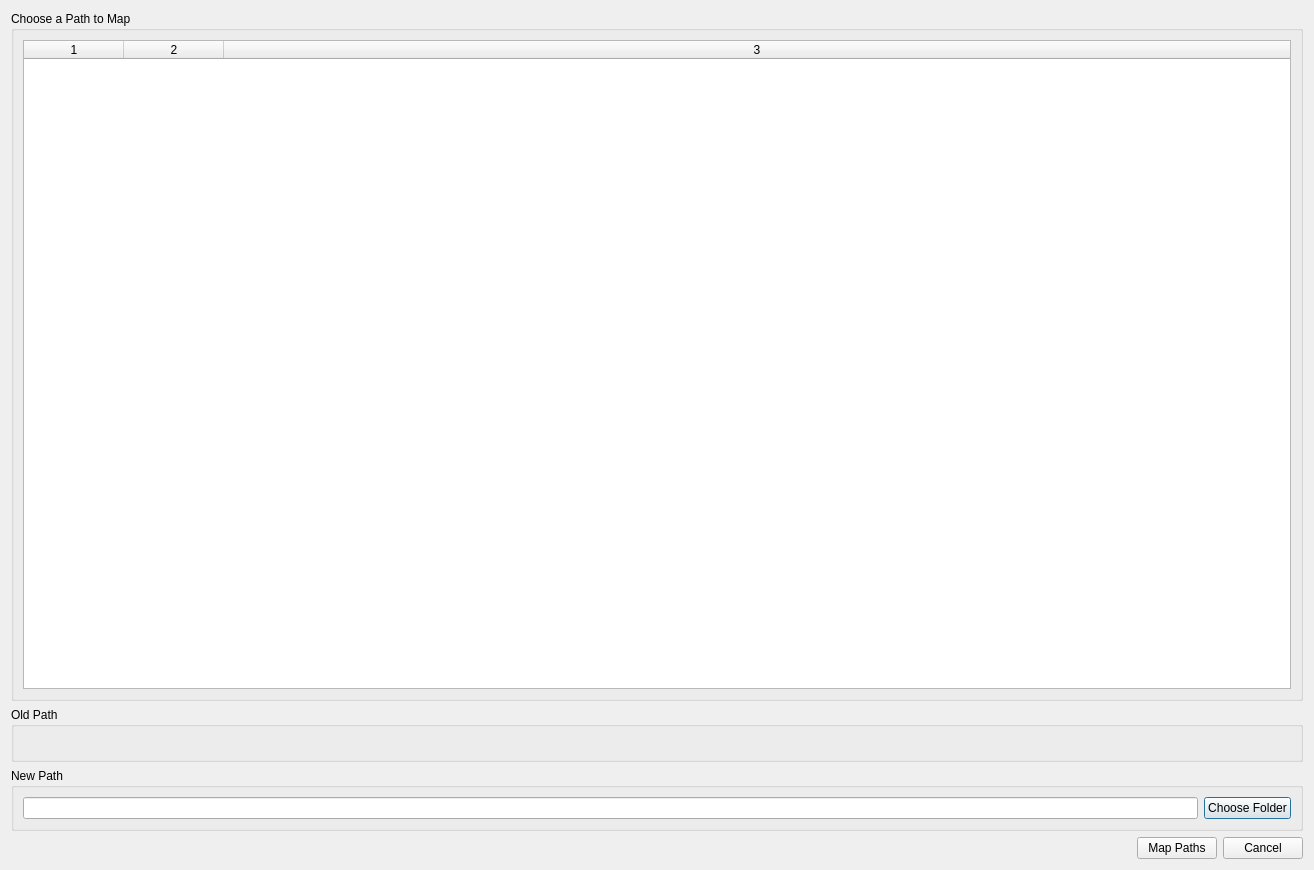
elansegarra/ArDa, file lib/ArDa/layouts/layout_filepath_debug_dialog.ui: the form before one commit.
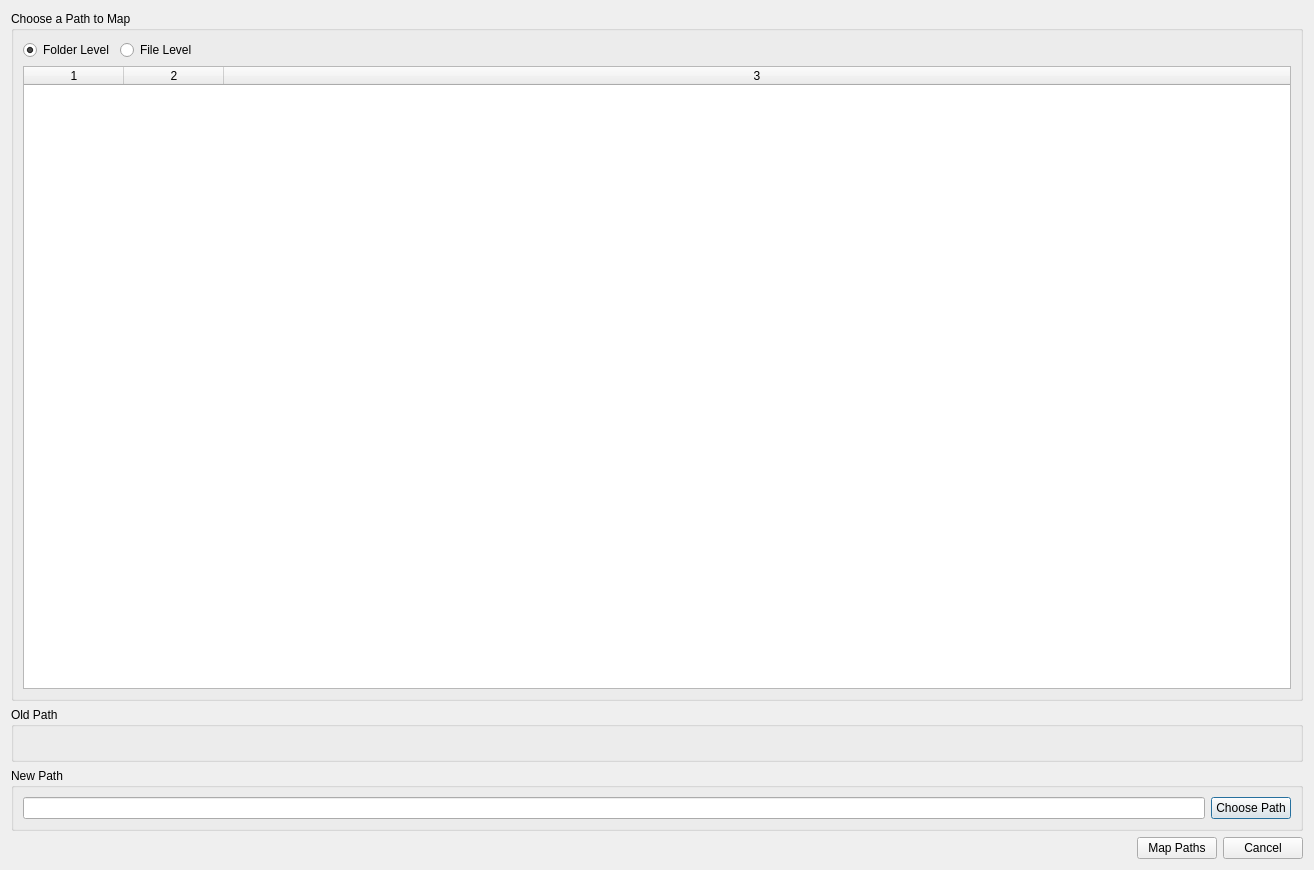
The form after the commit.

Commit message: Added ability to debug and map individual file paths

```diff
--- a/lib/ArDa/layouts/layout_filepath_debug_dialog.ui
+++ b/lib/ArDa/layouts/layout_filepath_debug_dialog.ui
@@ -20,6 +20,43 @@
       <string>Choose a Path to Map</string>
      </property>
      <layout class="QVBoxLayout" name="verticalLayout_2">
+      <item>
+       <layout class="QHBoxLayout" name="horizontalLayout_3">
+        <item>
+         <widget class="QRadioButton" name="radioButton_LevelFolder">
+          <property name="text">
+           <string>Folder Level</string>
+          </property>
+          <property name="checked">
+           <bool>true</bool>
+          </property>
+         </widget>
+        </item>
+        <item>
+         <widget class="QRadioButton" name="radioButton_LevelFile">
+          <property name="text">
+           <string>File Level</string>
+          </property>
+          <property name="checked">
+           <bool>false</bool>
+          </property>
+         </widget>
+        </item>
+        <item>
+         <spacer name="horizontalSpacer_2">
+          <property name="orientation">
+           <enum>Qt::Horizontal</enum>
+          </property>
+          <property name="sizeHint" stdset="0">
+           <size>
+            <width>40</width>
+            <height>20</height>
+           </size>
+          </property>
+         </spacer>
+        </item>
+       </layout>
+      </item>
       <item>
        <widget class="QTableWidget" name="tableWidget_PathsFound">
         <property name="contextMenuPolicy">
@@ -76,7 +113,7 @@
       <item>
        <widget class="QPushButton" name="pushButton_ChooseNewPath">
         <property name="text">
-         <string>Choose Folder</string>
+         <string>Choose Path</string>
         </property>
        </widget>
       </item>
```
Left out of the diff: 3 changed lines with no effect on the pictures. The commit also changes 2 other files.
